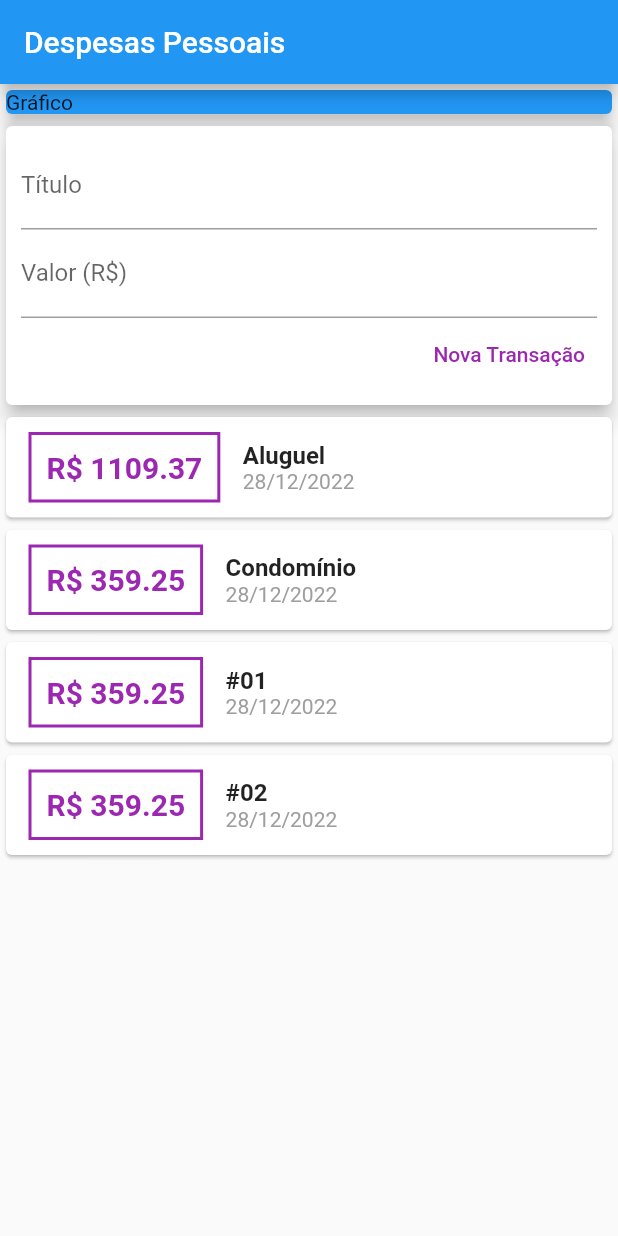
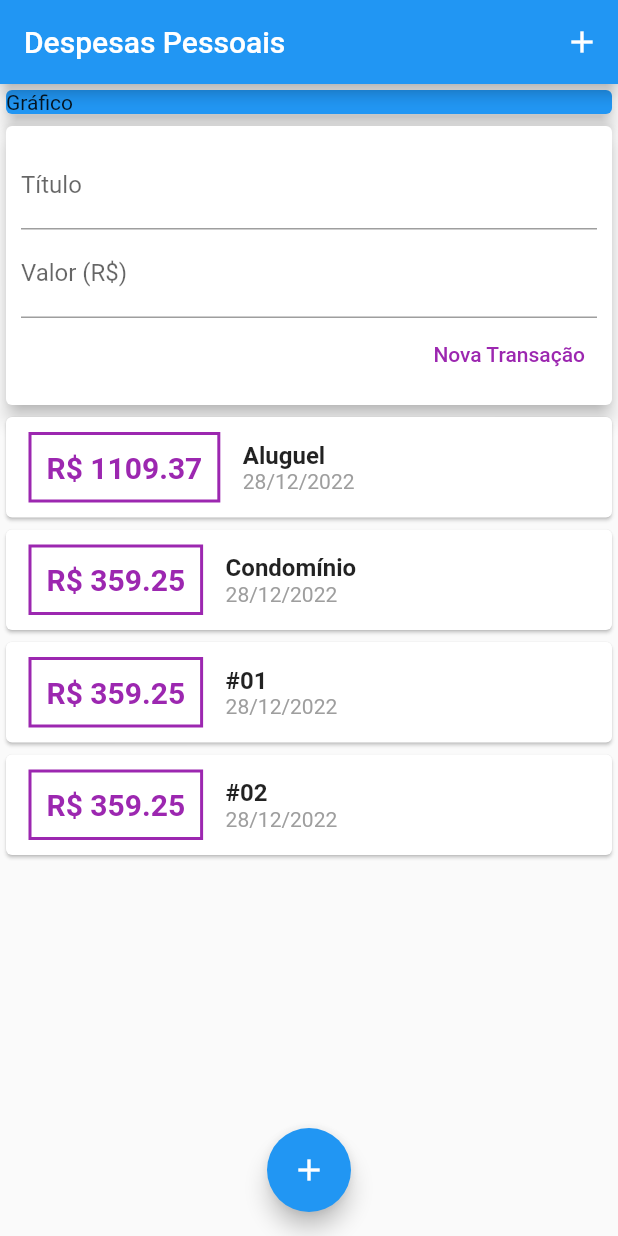
Before and after one commit to teilorbarcelos/personal-expenses-flutter, a Flutter app: the screen it shows after launch, on a phone screen of 412 x 824 dp. Run offline on Flutter 3.47's test engine with Material 2 defaults, Android fonts, the phone set to English and light mode, and no system bars.

Commit message:
add transaction buttons created

```diff
--- a/lib/main.dart
+++ b/lib/main.dart
@@ -20,10 +20,12 @@ class MyHomePage extends StatelessWidget {
   @override
   Widget build(BuildContext context) {
     return Scaffold(
-        appBar: AppBar(
-          title: Text('Despesas Pessoais'),
-        ),
-        body: Column(
+      appBar: AppBar(
+        title: Text('Despesas Pessoais'),
+        actions: [IconButton(onPressed: () {}, icon: Icon(Icons.add))],
+      ),
+      body: SingleChildScrollView(
+        child: Column(
           crossAxisAlignment: CrossAxisAlignment.stretch,
           children: <Widget>[
             Container(
@@ -35,6 +37,11 @@ class MyHomePage extends StatelessWidget {
             ),
             TransactionUser()
           ],
-        ));
+        ),
+      ),
+      floatingActionButton:
+          FloatingActionButton(child: Icon(Icons.add), onPressed: () {}),
+          floatingActionButtonLocation: FloatingActionButtonLocation.centerFloat,
+    );
   }
 }
```
